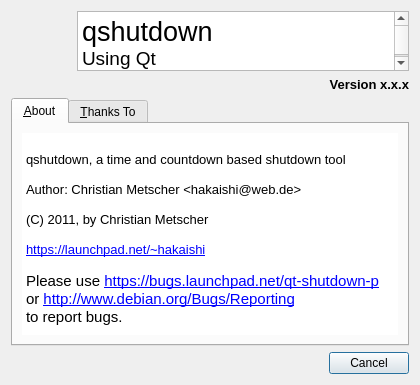
Above: qshutdown/src/ui/about.ui from hakaishi/shutdown-qapps before the change. Below: the same form after it.
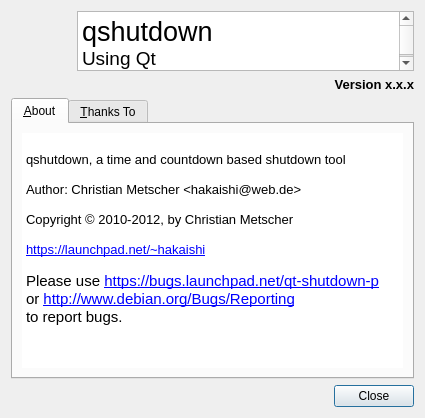
That is the form after the change. Icons and pictures are not drawn.

Patch:
```diff
--- a/qshutdown/src/ui/about.ui
+++ b/qshutdown/src/ui/about.ui
@@ -6,8 +6,8 @@
    <rect>
     <x>0</x>
     <y>0</y>
-    <width>420</width>
-    <height>385</height>
+    <width>425</width>
+    <height>418</height>
    </rect>
   </property>
   <property name="windowTitle">
@@ -24,7 +24,7 @@
       <enum>Qt::Horizontal</enum>
      </property>
      <property name="standardButtons">
-      <set>QDialogButtonBox::Cancel</set>
+      <set>QDialogButtonBox::Close</set>
      </property>
     </widget>
    </item>
@@ -97,19 +97,19 @@
           <enum>QFrame::Plain</enum>
          </property>
          <property name="html">
-          <string>&lt;!DOCTYPE HTML PUBLIC &quot;-//W3C//DTD HTML 4.0//EN&quot; &quot;http://www.w3.org/TR/REC-html40/strict.dtd&quot;&gt;
+          <string notr="true">&lt;!DOCTYPE HTML PUBLIC &quot;-//W3C//DTD HTML 4.0//EN&quot; &quot;http://www.w3.org/TR/REC-html40/strict.dtd&quot;&gt;
 &lt;html&gt;&lt;head&gt;&lt;meta name=&quot;qrichtext&quot; content=&quot;1&quot; /&gt;&lt;style type=&quot;text/css&quot;&gt;
 p, li { white-space: pre-wrap; }
 &lt;/style&gt;&lt;/head&gt;&lt;body style=&quot; font-family:'Ubuntu'; font-size:11pt; font-weight:400; font-style:normal;&quot;&gt;
-&lt;p style=&quot;-qt-paragraph-type:empty; margin-top:0px; margin-bottom:0px; margin-left:0px; margin-right:0px; -qt-block-indent:0; text-indent:0px; font-family:'Sans'; font-size:10pt;&quot;&gt;&lt;/p&gt;
+&lt;p style=&quot;-qt-paragraph-type:empty; margin-top:0px; margin-bottom:0px; margin-left:0px; margin-right:0px; -qt-block-indent:0; text-indent:0px; font-family:'Sans'; font-size:10pt;&quot;&gt;&lt;br /&gt;&lt;/p&gt;
 &lt;p style=&quot; margin-top:0px; margin-bottom:0px; margin-left:0px; margin-right:0px; -qt-block-indent:0; text-indent:0px;&quot;&gt;&lt;span style=&quot; font-family:'Sans'; font-size:10pt;&quot;&gt;qshutdown, a time and countdown based shutdown tool&lt;/span&gt;&lt;/p&gt;
-&lt;p style=&quot;-qt-paragraph-type:empty; margin-top:0px; margin-bottom:0px; margin-left:0px; margin-right:0px; -qt-block-indent:0; text-indent:0px; font-family:'Sans'; font-size:10pt;&quot;&gt;&lt;/p&gt;
+&lt;p style=&quot;-qt-paragraph-type:empty; margin-top:0px; margin-bottom:0px; margin-left:0px; margin-right:0px; -qt-block-indent:0; text-indent:0px; font-family:'Sans'; font-size:10pt;&quot;&gt;&lt;br /&gt;&lt;/p&gt;
 &lt;p style=&quot; margin-top:0px; margin-bottom:0px; margin-left:0px; margin-right:0px; -qt-block-indent:0; text-indent:0px;&quot;&gt;&lt;span style=&quot; font-family:'Sans'; font-size:10pt;&quot;&gt;Author: Christian Metscher &amp;lt;hakaishi@web.de&amp;gt;&lt;/span&gt;&lt;/p&gt;
-&lt;p style=&quot;-qt-paragraph-type:empty; margin-top:0px; margin-bottom:0px; margin-left:0px; margin-right:0px; -qt-block-indent:0; text-indent:0px; font-family:'Sans'; font-size:10pt;&quot;&gt;&lt;/p&gt;
-&lt;p style=&quot; margin-top:0px; margin-bottom:0px; margin-left:0px; margin-right:0px; -qt-block-indent:0; text-indent:0px;&quot;&gt;&lt;span style=&quot; font-family:'Sans'; font-size:10pt;&quot;&gt;(C) 2011, by Christian Metscher&lt;/span&gt;&lt;/p&gt;
-&lt;p style=&quot;-qt-paragraph-type:empty; margin-top:0px; margin-bottom:0px; margin-left:0px; margin-right:0px; -qt-block-indent:0; text-indent:0px; font-family:'Sans'; font-size:10pt;&quot;&gt;&lt;/p&gt;
+&lt;p style=&quot;-qt-paragraph-type:empty; margin-top:0px; margin-bottom:0px; margin-left:0px; margin-right:0px; -qt-block-indent:0; text-indent:0px; font-family:'Sans'; font-size:10pt;&quot;&gt;&lt;br /&gt;&lt;/p&gt;
+&lt;p style=&quot; margin-top:0px; margin-bottom:0px; margin-left:0px; margin-right:0px; -qt-block-indent:0; text-indent:0px;&quot;&gt;&lt;span style=&quot; font-family:'Sans'; font-size:10pt;&quot;&gt;Copyright © 2010-2012, by Christian Metscher&lt;/span&gt;&lt;/p&gt;
+&lt;p style=&quot;-qt-paragraph-type:empty; margin-top:0px; margin-bottom:0px; margin-left:0px; margin-right:0px; -qt-block-indent:0; text-indent:0px; font-family:'Sans'; font-size:10pt;&quot;&gt;&lt;br /&gt;&lt;/p&gt;
 &lt;p style=&quot; margin-top:0px; margin-bottom:0px; margin-left:0px; margin-right:0px; -qt-block-indent:0; text-indent:0px;&quot;&gt;&lt;a href=&quot;https://launchpad.net/~hakaishi&quot;&gt;&lt;span style=&quot; font-family:'Sans'; font-size:10pt; text-decoration: underline; color:#0000ff;&quot;&gt;https://launchpad.net/~hakaishi&lt;/span&gt;&lt;/a&gt;&lt;/p&gt;
-&lt;p style=&quot;-qt-paragraph-type:empty; margin-top:0px; margin-bottom:0px; margin-left:0px; margin-right:0px; -qt-block-indent:0; text-indent:0px; font-family:'Sans'; font-size:10pt;&quot;&gt;&lt;/p&gt;
+&lt;p style=&quot;-qt-paragraph-type:empty; margin-top:0px; margin-bottom:0px; margin-left:0px; margin-right:0px; -qt-block-indent:0; text-indent:0px; font-family:'Sans'; font-size:10pt;&quot;&gt;&lt;br /&gt;&lt;/p&gt;
 &lt;p style=&quot; margin-top:0px; margin-bottom:0px; margin-left:0px; margin-right:0px; -qt-block-indent:0; text-indent:0px;&quot;&gt;&lt;span style=&quot; font-family:'Sans';&quot;&gt;Please use &lt;/span&gt;&lt;a href=&quot;https://bugs.launchpad.net/qt-shutdown-p&quot;&gt;&lt;span style=&quot; font-family:'Sans'; text-decoration: underline; color:#0000ff;&quot;&gt;https://bugs.launchpad.net/qt-shutdown-p&lt;/span&gt;&lt;/a&gt;&lt;/p&gt;
 &lt;p style=&quot; margin-top:0px; margin-bottom:0px; margin-left:0px; margin-right:0px; -qt-block-indent:0; text-indent:0px;&quot;&gt;&lt;span style=&quot; font-family:'Sans';&quot;&gt;or &lt;/span&gt;&lt;a href=&quot;http://www.debian.org/Bugs/Reporting&quot;&gt;&lt;span style=&quot; font-family:'Sans'; text-decoration: underline; color:#0000ff;&quot;&gt;http://www.debian.org/Bugs/Reporting&lt;/span&gt;&lt;/a&gt;&lt;/p&gt;
 &lt;p style=&quot; margin-top:0px; margin-bottom:0px; margin-left:0px; margin-right:0px; -qt-block-indent:0; text-indent:0px;&quot;&gt;&lt;span style=&quot; font-family:'Sans';&quot;&gt;to report bugs.&lt;/span&gt;&lt;/p&gt;&lt;/body&gt;&lt;/html&gt;</string>
```
Left out of the diff: 44 changed lines with no effect on the pictures.
